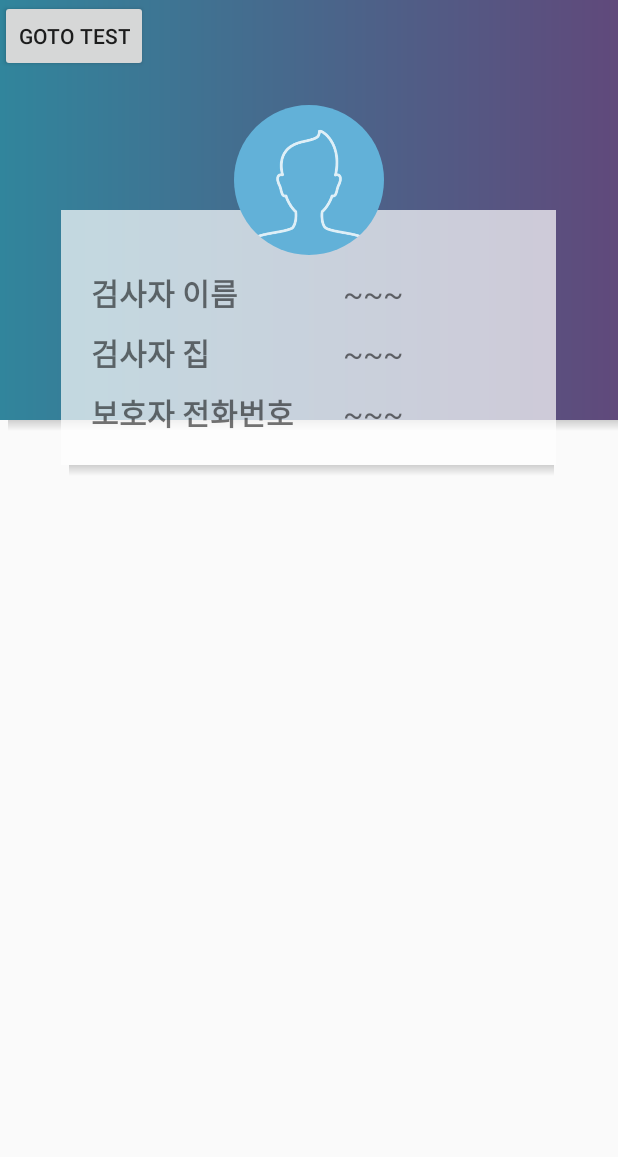
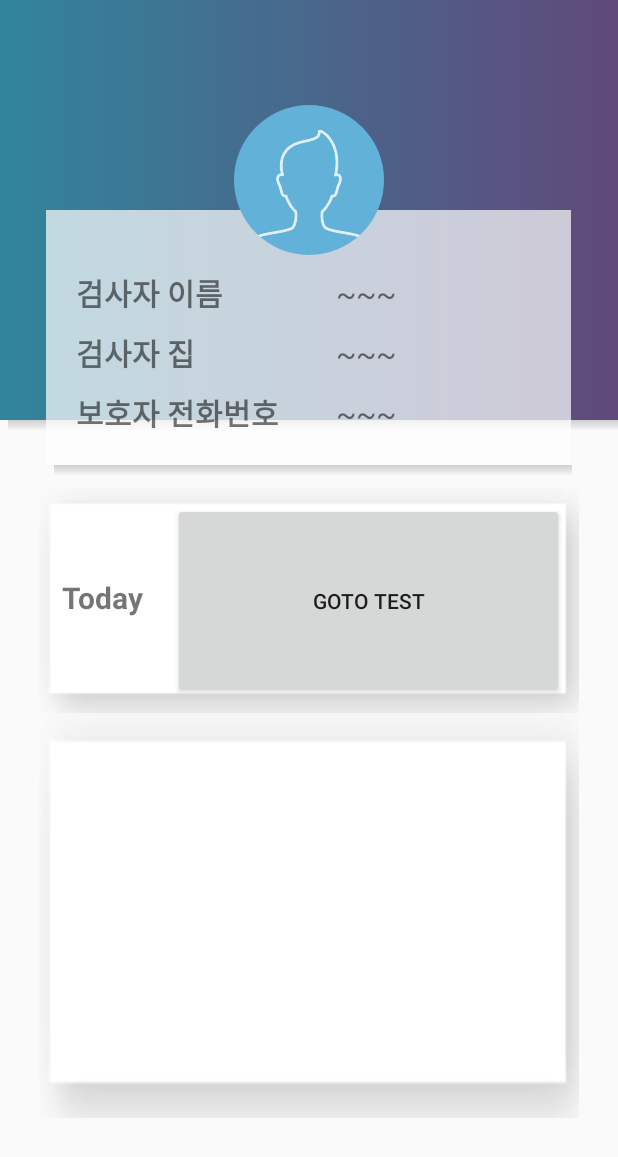
Before and after one commit to HyeonJiChoi/ChiChi, an Android app: the InspectorMainScreen screen opened directly, with no data from a screen before it, on a phone screen of 412 x 824 dp. Shown: the top 1157 px of the screen. Run offline under Robolectric (Android 15) with nearby library versions, the phone set to English and light mode, and no system bars; our stand-ins replace CircleImageView, Firebase (no records; nobody signed in at launch, a user with empty details on screens opened directly); libraries missing offline, so code that uses them is left out: com.firebase.ui; 1 statement that could not run was skipped.

Commit message:
Set design
design

```diff
--- a/CHICHI/app/src/main/res/layout/activity_inspector_main_screen.xml
+++ b/CHICHI/app/src/main/res/layout/activity_inspector_main_screen.xml
@@ -20,7 +20,7 @@
 
     <TableLayout
         android:id="@+id/inspectorMainScreenTableLayout"
-        android:layout_width="330dp"
+        android:layout_width="350dp"
         android:layout_height="wrap_content"
         android:background="#B3FFFFFF"
         android:layout_below="@id/inspectorMainScreenProfile"
@@ -89,7 +89,7 @@
     <View
         android:layout_below="@+id/inspectorMainScreenTableLayout"
         android:layout_alignLeft="@+id/inspectorMainScreenTableLayout"
-        android:layout_width="323dp"
+        android:layout_width="345dp"
         android:layout_marginLeft="5dp"
         android:layout_height="7dp"
         android:background="@drawable/dropshadow" />
@@ -102,11 +102,44 @@
         android:layout_marginTop="70dp"
         android:src="@drawable/initprofile" />
 
-    <Button
-        android:id="@+id/inspectorMainScreenTestButton"
-        android:layout_width="wrap_content"
-        android:layout_height="wrap_content"
-        android:gravity="center"
-        android:text="Goto Test" />
+    <TableLayout
+        android:layout_marginTop="15dp"
+        android:id="@+id/inspectorMainScreenView1"
+        android:layout_below="@+id/inspectorMainScreenTableLayout"
+        android:layout_centerHorizontal="true"
+        android:layout_width="360dp"
+        android:layout_height="150dp"
+        android:background="@drawable/main_view_background"
+        android:stretchColumns="1">
+        <TableRow>
+            <TextView
+                android:layout_marginTop="10dp"
+                android:layout_marginLeft="15dp"
+                android:layout_width="wrap_content"
+                android:layout_height="wrap_content"
+                android:text="Today"
+                android:textSize="20dp"
+                android:textStyle="bold" />
+            <Button
+                android:layout_marginBottom="10dp"
+                android:layout_marginTop="10dp"
+                android:layout_marginLeft="20dp"
+                android:layout_marginRight="10dp"
+                android:id="@+id/inspectorMainScreenTestButton"
+                android:layout_width="50dp"
+                android:layout_height="130dp"
+                android:gravity="center"
+                android:text="Goto Test"
+                android:layout_centerInParent="true" />
+        </TableRow>
+
+    </TableLayout>
+
+    <View
+        android:layout_width="360dp"
+        android:layout_height="270dp"
+        android:layout_below="@+id/inspectorMainScreenView1"
+        android:layout_centerHorizontal="true"
+        android:background="@drawable/main_view_background" />
 
 </RelativeLayout>
```
Also changed, not shown: CHICHI/app/src/main/res/drawable/main_view_background.png (added), CHICHI/app/src/main/res/drawable/title_icon.png (added).
